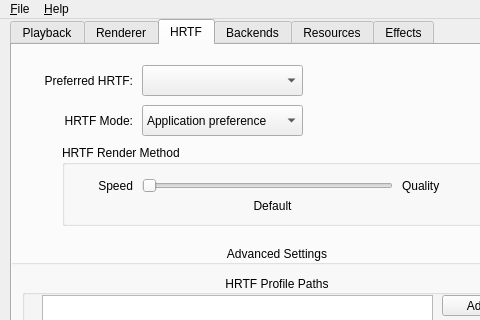
Above: utils/alsoft-config/mainwindow.ui from kcat/openal-soft before the change; both pictures show x 0 to 480 and y 0 to 320 of the 564 by 469 pixel window. Below: the same form after it.
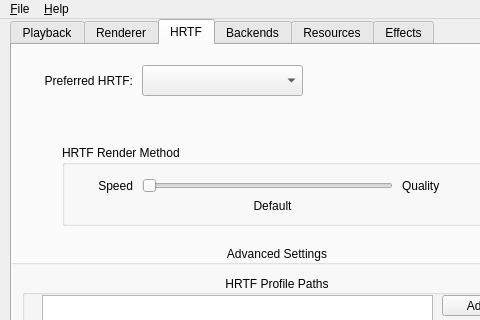
That is the form after the change. The open tabs and pages were chosen to show the change. Icons and pictures are not drawn.

Commit message: Update alsoft-config

What changed in the file:
```diff
--- a/utils/alsoft-config/mainwindow.ui
+++ b/utils/alsoft-config/mainwindow.ui
@@ -1090,54 +1090,6 @@
        </widget>
       </widget>
      </widget>
-     <widget class="QLabel" name="label_16">
-      <property name="geometry">
-       <rect>
-        <x>50</x>
-        <y>60</y>
-        <width>71</width>
-        <height>31</height>
-       </rect>
-      </property>
-      <property name="text">
-       <string>HRTF Mode:</string>
-      </property>
-      <property name="alignment">
-       <set>Qt::AlignRight|Qt::AlignTrailing|Qt::AlignVCenter</set>
-      </property>
-     </widget>
-     <widget class="QComboBox" name="hrtfStateComboBox">
-      <property name="geometry">
-       <rect>
-        <x>130</x>
-        <y>60</y>
-        <width>161</width>
-        <height>31</height>
-       </rect>
-      </property>
-      <property name="toolTip">
-       <string>Forces HRTF processing on or off, or leaves it to the
-application or system to determine if it should be used.</string>
-      </property>
-      <property name="sizeAdjustPolicy">
-       <enum>QComboBox::AdjustToContentsOnFirstShow</enum>
-      </property>
-      <item>
-       <property name="text">
-        <string>Application preference</string>
-       </property>
-      </item>
-      <item>
-       <property name="text">
-        <string>Force on</string>
-       </property>
-      </item>
-      <item>
-       <property name="text">
-        <string>Force off</string>
-       </property>
-      </item>
-     </widget>
      <widget class="QLabel" name="label_12">
       <property name="geometry">
        <rect>
```
Left out of the diff: 12 changed lines with no effect on the pictures. The commit also changes 1 other file.
